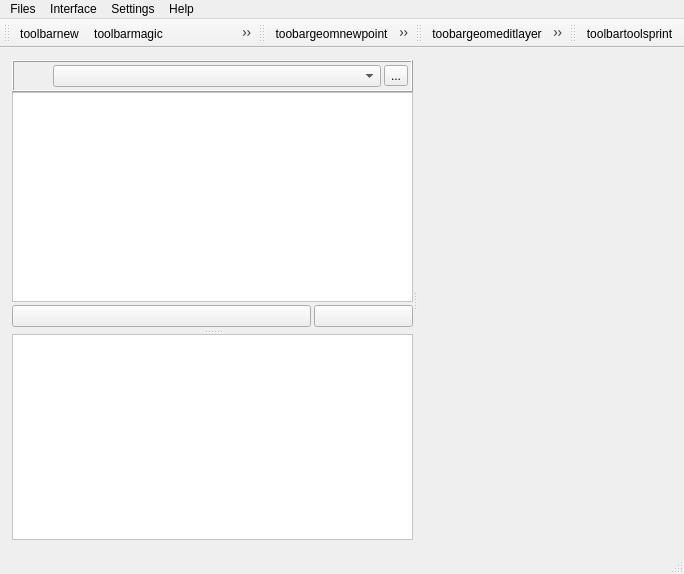
Artelia/Lamia, file Lamia/iface/qgiswidget/ifaceqgswidget.ui: the form before one commit.
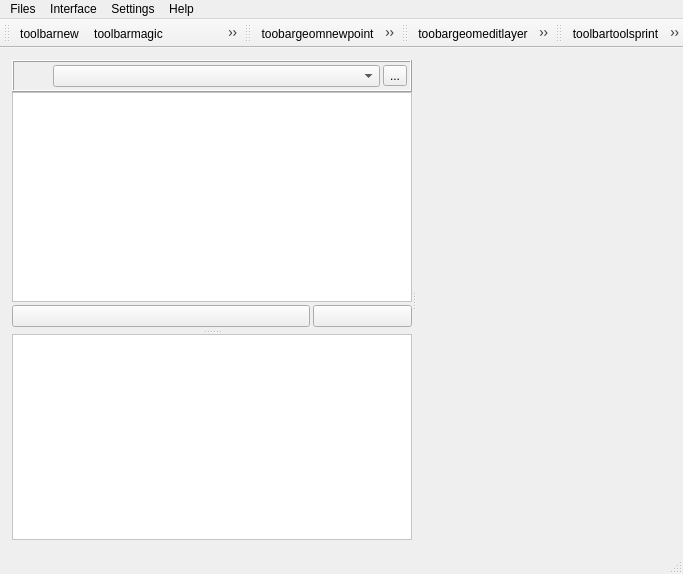
The form after the commit. Icons and pictures are not drawn.

Patch:
```diff
--- a/Lamia/iface/qgiswidget/ifaceqgswidget.ui
+++ b/Lamia/iface/qgiswidget/ifaceqgswidget.ui
@@ -6,7 +6,7 @@
    <rect>
     <x>0</x>
     <y>0</y>
-    <width>684</width>
+    <width>683</width>
     <height>574</height>
    </rect>
   </property>
@@ -611,7 +611,7 @@
     <rect>
      <x>0</x>
      <y>0</y>
-     <width>684</width>
+     <width>683</width>
      <height>26</height>
     </rect>
    </property>
@@ -753,6 +753,7 @@
     <bool>false</bool>
    </attribute>
    <addaction name="actiontoolbartoolsprint"/>
+   <addaction name="actiontoolbartoolscamera"/>
   </widget>
   <action name="actionTre">
    <property name="text">
@@ -1098,6 +1099,15 @@
     <string>toolbarzoomto</string>
    </property>
   </action>
+  <action name="actiontoolbartoolscamera">
+   <property name="icon">
+    <iconset resource="../resources.qrc">
+     <normaloff>:/plugins/Lamia/icons/camera_icon.svg</normaloff>:/plugins/Lamia/icons/camera_icon.svg</iconset>
+   </property>
+   <property name="text">
+    <string>toolbartoolscamera</string>
+   </property>
+  </action>
  </widget>
  <resources>
   <include location="../resources.qrc"/>
```
